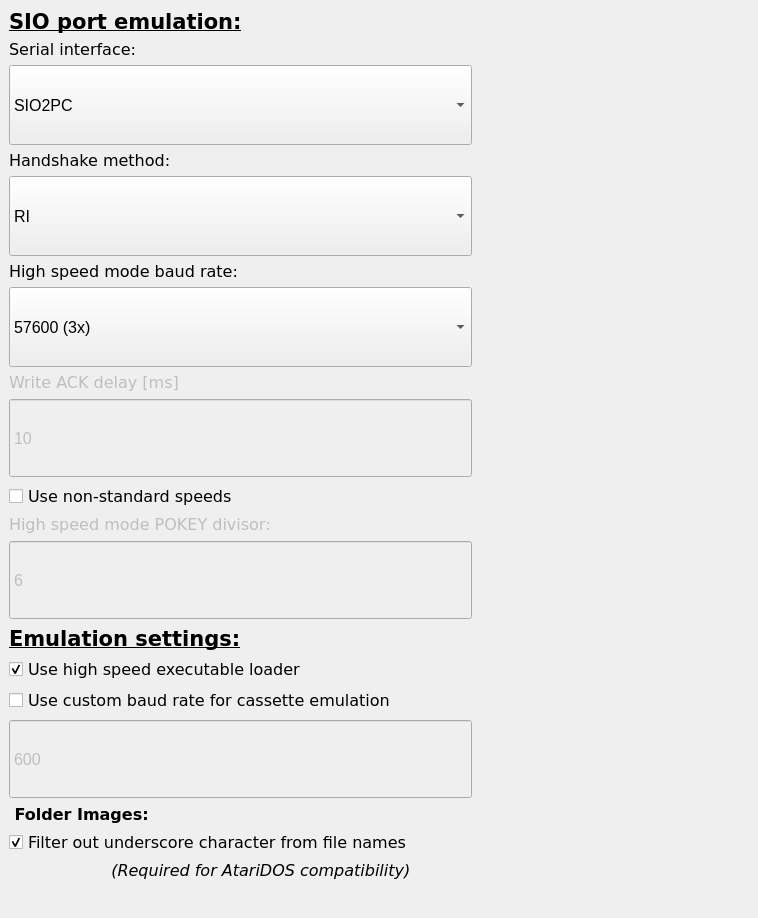
First picture: the form in android/optionsdialog.ui, repository greblus/aspeqt, before the edit.
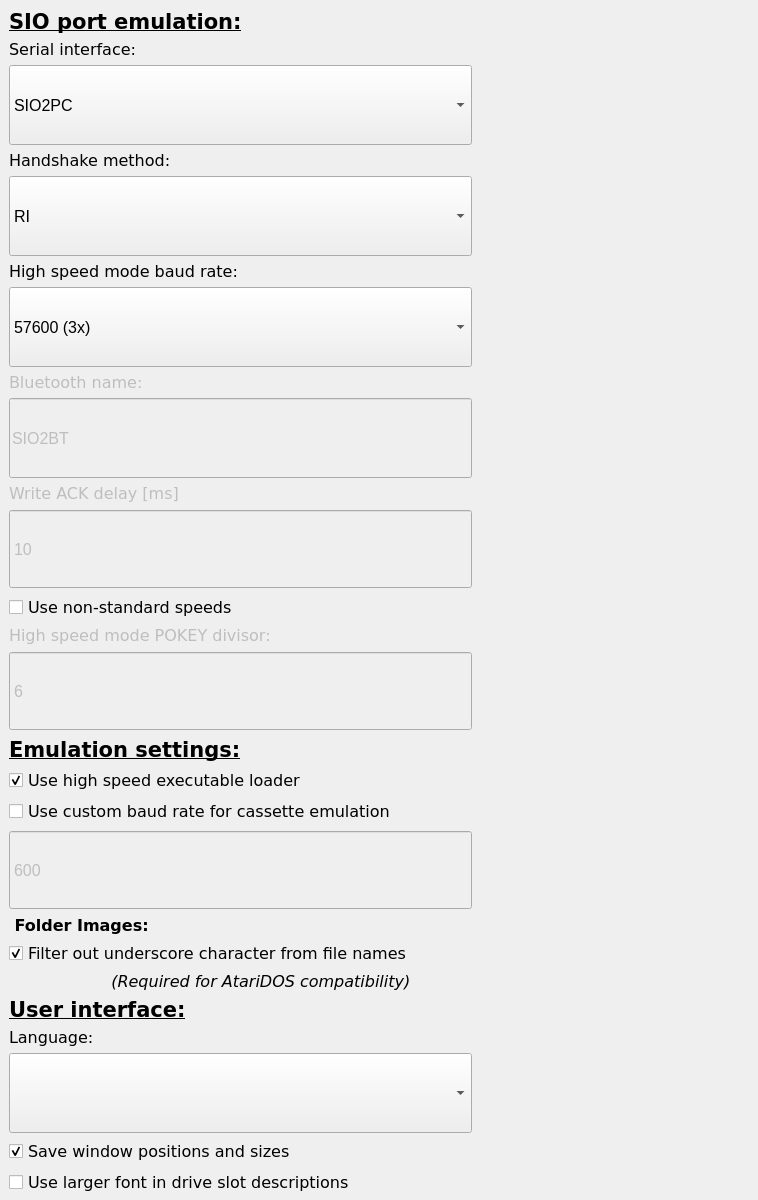
Second picture: the form after the edit.

The edit to the form file:
```diff
--- a/android/optionsdialog.ui
+++ b/android/optionsdialog.ui
@@ -7,7 +7,7 @@
     <x>0</x>
     <y>0</y>
     <width>758</width>
-    <height>918</height>
+    <height>1200</height>
    </rect>
   </property>
   <property name="sizePolicy">
@@ -25,7 +25,7 @@
      <x>0</x>
      <y>0</y>
      <width>481</width>
-     <height>881</height>
+     <height>1200</height>
     </rect>
    </property>
    <property name="sizePolicy">
@@ -102,11 +102,85 @@
       <x>0</x>
       <y>0</y>
       <width>481</width>
-      <height>1113</height>
+      <height>1223</height>
      </rect>
     </property>
     <layout class="QGridLayout" name="gridLayout">
-     <item row="19" column="0">
+     <item row="8" column="0">
+      <widget class="QLineEdit" name="bluetoothNameEdit">
+       <property name="enabled">
+        <bool>false</bool>
+       </property>
+       <property name="minimumSize">
+        <size>
+         <width>0</width>
+         <height>80</height>
+        </size>
+       </property>
+       <property name="font">
+        <font>
+         <family>Arial</family>
+         <pointsize>12</pointsize>
+        </font>
+       </property>
+       <property name="text">
+        <string>SIO2BT</string>
+       </property>
+      </widget>
+     </item>
+     <item row="1" column="0">
+      <widget class="QLabel" name="serialPortInterfaceLabel">
+       <property name="sizePolicy">
+        <sizepolicy hsizetype="Preferred" vsizetype="Fixed">
+         <horstretch>0</horstretch>
+         <verstretch>0</verstretch>
+        </sizepolicy>
+       </property>
+       <property name="font">
+        <font>
+         <family>Verdana</family>
+         <pointsize>12</pointsize>
+        </font>
+       </property>
+       <property name="text">
+        <string>Serial interface:</string>
+       </property>
+      </widget>
+     </item>
+     <item row="11" column="0">
+      <widget class="QCheckBox" name="serialPortUseDivisorsBox">
+       <property name="font">
+        <font>
+         <family>Verdana</family>
+         <pointsize>12</pointsize>
+        </font>
+       </property>
+       <property name="text">
+        <string>Use non-standard speeds</string>
+       </property>
+      </widget>
+     </item>
+     <item row="26" column="0">
+      <widget class="QPushButton" name="pushButton">
+       <property name="sizePolicy">
+        <sizepolicy hsizetype="Expanding" vsizetype="Fixed">
+         <horstretch>0</horstretch>
+         <verstretch>0</verstretch>
+        </sizepolicy>
+       </property>
+       <property name="font">
+        <font>
+         <pointsize>16</pointsize>
+         <weight>75</weight>
+         <bold>true</bold>
+        </font>
+       </property>
+       <property name="text">
+        <string>Save</string>
+       </property>
+      </widget>
+     </item>
+     <item row="20" column="0">
       <widget class="QLabel" name="label_3">
        <property name="minimumSize">
         <size>
@@ -129,27 +203,7 @@
        </property>
       </widget>
      </item>
-     <item row="25" column="0">
-      <widget class="QPushButton" name="pushButton">
-       <property name="sizePolicy">
-        <sizepolicy hsizetype="Expanding" vsizetype="Fixed">
-         <horstretch>0</horstretch>
-         <verstretch>0</verstretch>
-        </sizepolicy>
-       </property>
-       <property name="font">
-        <font>
-         <pointsize>16</pointsize>
-         <weight>75</weight>
-         <bold>true</bold>
-        </font>
-       </property>
-       <property name="text">
-        <string>Save</string>
-       </property>
-      </widget>
-     </item>
-     <item row="16" column="0">
+     <item row="17" column="0">
       <widget class="QSpinBox" name="emulationCustomCasBaudSpin">
        <property name="enabled">
         <bool>false</bool>
@@ -180,7 +234,7 @@
        </property>
       </widget>
      </item>
-     <item row="17" column="0">
+     <item row="18" column="0">
       <widget class="QLabel" name="label_2">
        <property name="minimumSize">
         <size>
@@ -251,93 +305,7 @@
        </property>
       </widget>
      </item>
-     <item row="3" column="0">
-      <widget class="QLabel" name="serialPortHandshakeLabel">
-       <property name="sizePolicy">
-        <sizepolicy hsizetype="Preferred" vsizetype="Fixed">
-         <horstretch>0</horstretch>
-         <verstretch>0</verstretch>
-        </sizepolicy>
-       </property>
-       <property name="font">
-        <font>
-         <family>Verdana</family>
-         <pointsize>12</pointsize>
-        </font>
-       </property>
-       <property name="text">
-        <string>Handshake method:</string>
-       </property>
-      </widget>
-     </item>
-     <item row="27" column="0">
-      <spacer name="verticalSpacer">
-       <property name="orientation">
-        <enum>Qt::Vertical</enum>
-       </property>
-       <property name="sizeHint" stdset="0">
-        <size>
-         <width>20</width>
-         <height>40</height>
-        </size>
-       </property>
-      </spacer>
-     </item>
-     <item row="24" column="0">
-      <widget class="QCheckBox" name="useLargerFont">
-       <property name="enabled">
-        <bool>true</bool>
-       </property>
-       <property name="font">
-        <font>
-         <family>Verdana</family>
-         <pointsize>12</pointsize>
-        </font>
-       </property>
-       <property name="text">
-        <string>Use larger font in drive slot descriptions</string>
-       </property>
-       <property name="checked">
-        <bool>false</bool>
-       </property>
-      </widget>
-     </item>
-     <item row="5" column="0">
-      <widget class="QLabel" name="serialPortBaudLabel">
-       <property name="sizePolicy">
-        <sizepolicy hsizetype="Preferred" vsizetype="Fixed">
-         <horstretch>0</horstretch>
-         <verstretch>0</verstretch>
-        </sizepolicy>
-       </property>
-       <property name="font">
-        <font>
-         <family>Verdana</family>
-         <pointsize>12</pointsize>
-        </font>
-       </property>
-       <property name="text">
-        <string>High speed mode baud rate:</string>
-       </property>
-      </widget>
-     </item>
-     <item row="23" column="0">
-      <widget class="QCheckBox" name="saveWinPosBox">
-       <property name="font">
-        <font>
-         <family>Verdana</family>
-         <pointsize>12</pointsize>
-        </font>
-       </property>
-       <property name="text">
-        <string>Save window positions and sizes</string>
-       </property>
-       <property name="checked">
-        <bool>true</bool>
-       </property>
-      </widget>
-     </item>
-     <item row="21" column="0">
+     <item row="22" column="0">
       <widget class="QLabel" name="i18nLanguageLabel">
        <property name="font">
         <font>
@@ -350,7 +318,7 @@
        </property>
       </widget>
      </item>
-     <item row="22" column="0">
+     <item row="23" column="0">
       <widget class="QComboBox" name="i18nLanguageCombo">
        <property name="minimumSize">
         <size>
@@ -366,7 +334,7 @@
        </property>
       </widget>
      </item>
-     <item row="14" column="0">
+     <item row="15" column="0">
       <widget class="QCheckBox" name="emulationHighSpeedExeLoaderBox">
        <property name="minimumSize">
         <size>
@@ -391,7 +359,7 @@
        </property>
       </widget>
      </item>
-     <item row="18" column="0">
+     <item row="19" column="0">
       <widget class="QCheckBox" name="filterUscore">
        <property name="minimumSize">
         <size>
@@ -420,34 +388,6 @@
       </widget>
      </item>
      <item row="12" column="0">
-      <widget class="QSpinBox" name="serialPortDivisorEdit">
-       <property name="enabled">
-        <bool>false</bool>
-       </property>
-       <property name="minimumSize">
-        <size>
-         <width>0</width>
-         <height>80</height>
-        </size>
-       </property>
-       <property name="font">
-        <font>
-         <family>Arial</family>
-         <pointsize>12</pointsize>
-        </font>
-       </property>
-       <property name="buttonSymbols">
-        <enum>QAbstractSpinBox::NoButtons</enum>
-       </property>
-       <property name="maximum">
-        <number>40</number>
-       </property>
-       <property name="value">
-        <number>6</number>
-       </property>
-      </widget>
-     </item>
-     <item row="11" column="0">
       <widget class="QLabel" name="serialPortDivisorLabel">
        <property name="enabled">
         <bool>false</bool>
@@ -469,7 +409,143 @@
        </property>
       </widget>
      </item>
-     <item row="20" column="0">
+     <item row="13" column="0">
+      <widget class="QSpinBox" name="serialPortDivisorEdit">
+       <property name="enabled">
+        <bool>false</bool>
+       </property>
+       <property name="minimumSize">
+        <size>
+         <width>0</width>
+         <height>80</height>
+        </size>
+       </property>
+       <property name="font">
+        <font>
+         <family>Arial</family>
+         <pointsize>12</pointsize>
+        </font>
+       </property>
+       <property name="buttonSymbols">
+        <enum>QAbstractSpinBox::NoButtons</enum>
+       </property>
+       <property name="maximum">
+        <number>40</number>
+       </property>
+       <property name="value">
+        <number>6</number>
+       </property>
+      </widget>
+     </item>
+     <item row="3" column="0">
+      <widget class="QLabel" name="serialPortHandshakeLabel">
+       <property name="sizePolicy">
+        <sizepolicy hsizetype="Preferred" vsizetype="Fixed">
+         <horstretch>0</horstretch>
+         <verstretch>0</verstretch>
+        </sizepolicy>
+       </property>
+       <property name="font">
+        <font>
+         <family>Verdana</family>
+         <pointsize>12</pointsize>
+        </font>
+       </property>
+       <property name="text">
+        <string>Handshake method:</string>
+       </property>
+      </widget>
+     </item>
+     <item row="28" column="0">
+      <spacer name="verticalSpacer">
+       <property name="orientation">
+        <enum>Qt::Vertical</enum>
+       </property>
+       <property name="sizeHint" stdset="0">
+        <size>
+         <width>20</width>
+         <height>40</height>
+        </size>
+       </property>
+      </spacer>
+     </item>
+     <item row="25" column="0">
+      <widget class="QCheckBox" name="useLargerFont">
+       <property name="enabled">
+        <bool>true</bool>
+       </property>
+       <property name="font">
+        <font>
+         <family>Verdana</family>
+         <pointsize>12</pointsize>
+        </font>
+       </property>
+       <property name="text">
+        <string>Use larger font in drive slot descriptions</string>
+       </property>
+       <property name="checked">
+        <bool>false</bool>
+       </property>
+      </widget>
+     </item>
+     <item row="5" column="0">
+      <widget class="QLabel" name="serialPortBaudLabel">
+       <property name="sizePolicy">
+        <sizepolicy hsizetype="Preferred" vsizetype="Fixed">
+         <horstretch>0</horstretch>
+         <verstretch>0</verstretch>
+        </sizepolicy>
+       </property>
+       <property name="font">
+        <font>
+         <family>Verdana</family>
+         <pointsize>12</pointsize>
+        </font>
+       </property>
+       <property name="text">
+        <string>High speed mode baud rate:</string>
+       </property>
+      </widget>
+     </item>
+     <item row="24" column="0">
+      <widget class="QCheckBox" name="saveWinPosBox">
+       <property name="font">
+        <font>
+         <family>Verdana</family>
+         <pointsize>12</pointsize>
+        </font>
+       </property>
+       <property name="text">
+        <string>Save window positions and sizes</string>
+       </property>
+       <property name="checked">
+        <bool>true</bool>
+       </property>
+      </widget>
+     </item>
+     <item row="9" column="0">
+      <widget class="QLabel" name="writeACKDelayLabel">
+       <property name="enabled">
+        <bool>false</bool>
+       </property>
+       <property name="sizePolicy">
+        <sizepolicy hsizetype="Preferred" vsizetype="Fixed">
+         <horstretch>0</horstretch>
+         <verstretch>0</verstretch>
+        </sizepolicy>
+       </property>
+       <property name="font">
+        <font>
+         <family>Verdana</family>
+         <pointsize>12</pointsize>
+        </font>
+       </property>
+       <property name="text">
+        <string>Write ACK delay [ms]</string>
+       </property>
+      </widget>
+     </item>
+     <item row="21" column="0">
       <widget class="QLabel" name="label_5">
        <property name="font">
         <font>
@@ -484,6 +560,93 @@
        </property>
       </widget>
      </item>
+     <item row="10" column="0">
+      <widget class="QSpinBox" name="writeACKDelayEdit">
+       <property name="enabled">
+        <bool>false</bool>
+       </property>
+       <property name="minimumSize">
+        <size>
+         <width>0</width>
+         <height>80</height>
+        </size>
+       </property>
+       <property name="font">
+        <font>
+         <family>Arial</family>
+         <pointsize>12</pointsize>
+        </font>
+       </property>
+       <property name="frame">
+        <bool>true</bool>
+       </property>
+       <property name="readOnly">
+        <bool>false</bool>
+       </property>
+       <property name="buttonSymbols">
+        <enum>QAbstractSpinBox::NoButtons</enum>
+       </property>
+       <property name="maximum">
+        <number>40</number>
+       </property>
+       <property name="value">
+        <number>10</number>
+       </property>
+      </widget>
+     </item>
+     <item row="14" column="0">
+      <widget class="QLabel" name="label_4">
+       <property name="font">
+        <font>
+         <pointsize>16</pointsize>
+         <weight>75</weight>
+         <bold>true</bold>
+         <underline>true</underline>
+        </font>
+       </property>
+       <property name="text">
+        <string>Emulation settings:</string>
+       </property>
+      </widget>
+     </item>
+     <item row="27" column="0">
+      <spacer name="verticalSpacer_2">
+       <property name="orientation">
+        <enum>Qt::Vertical</enum>
+       </property>
+       <property name="sizeHint" stdset="0">
+        <size>
+         <width>20</width>
+         <height>40</height>
+        </size>
+       </property>
+      </spacer>
+     </item>
+     <item row="16" column="0">
+      <widget class="QCheckBox" name="emulationUseCustomCasBaudBox">
+       <property name="sizePolicy">
+        <sizepolicy hsizetype="Minimum" vsizetype="Fixed">
+         <horstretch>0</horstretch>
+         <verstretch>0</verstretch>
+        </sizepolicy>
+       </property>
+       <property name="minimumSize">
+        <size>
+         <width>300</width>
+         <height>0</height>
+        </size>
+       </property>
+       <property name="font">
+        <font>
+         <family>Verdana</family>
+         <pointsize>12</pointsize>
+        </font>
+       </property>
+       <property name="text">
+        <string>Use custom baud rate for cassette emulation</string>
+       </property>
+      </widget>
+     </item>
      <item row="6" column="0">
       <widget class="QComboBox" name="serialPortBaudCombo">
        <property name="minimumSize">
@@ -518,59 +681,6 @@
        </item>
       </widget>
      </item>
-     <item row="15" column="0">
-      <widget class="QCheckBox" name="emulationUseCustomCasBaudBox">
-       <property name="sizePolicy">
-        <sizepolicy hsizetype="Minimum" vsizetype="Fixed">
-         <horstretch>0</horstretch>
-         <verstretch>0</verstretch>
-        </sizepolicy>
-       </property>
-       <property name="minimumSize">
-        <size>
-         <width>300</width>
-         <height>0</height>
-        </size>
-       </property>
-       <property name="font">
-        <font>
-         <family>Verdana</family>
-         <pointsize>12</pointsize>
-        </font>
-       </property>
-       <property name="text">
-        <string>Use custom baud rate for cassette emulation</string>
-       </property>
-      </widget>
-     </item>
-     <item row="13" column="0">
-      <widget class="QLabel" name="label_4">
-       <property name="font">
-        <font>
-         <pointsize>16</pointsize>
-         <weight>75</weight>
-         <bold>true</bold>
-         <underline>true</underline>
-        </font>
-       </property>
-       <property name="text">
-        <string>Emulation settings:</string>
-       </property>
-      </widget>
-     </item>
-     <item row="26" column="0">
-      <spacer name="verticalSpacer_2">
-       <property name="orientation">
-        <enum>Qt::Vertical</enum>
-       </property>
-       <property name="sizeHint" stdset="0">
-        <size>
-         <width>20</width>
-         <height>40</height>
-        </size>
-       </property>
-      </spacer>
-     </item>
      <item row="2" column="0">
       <widget class="QComboBox" name="serialPortInterfaceCombo">
        <property name="minimumSize">
@@ -597,45 +707,11 @@
        </item>
       </widget>
      </item>
-     <item row="9" column="0">
-      <widget class="QSpinBox" name="writeACKDelayEdit">
+     <item row="7" column="0">
+      <widget class="QLabel" name="bluetoothNameLabel">
        <property name="enabled">
         <bool>false</bool>
        </property>
-       <property name="minimumSize">
-        <size>
-         <width>0</width>
-         <height>80</height>
-        </size>
-       </property>
-       <property name="font">
-        <font>
-         <family>Arial</family>
-         <pointsize>12</pointsize>
-        </font>
-       </property>
-       <property name="frame">
-        <bool>true</bool>
-       </property>
-       <property name="readOnly">
-        <bool>false</bool>
-       </property>
-       <property name="buttonSymbols">
-        <enum>QAbstractSpinBox::NoButtons</enum>
-       </property>
-       <property name="maximum">
-        <number>40</number>
-       </property>
-       <property name="value">
-        <number>10</number>
-       </property>
-      </widget>
-     </item>
-     <item row="8" column="0">
-      <widget class="QLabel" name="writeACKDelayLabel">
-       <property name="enabled">
-        <bool>false</bool>
-       </property>
        <property name="sizePolicy">
         <sizepolicy hsizetype="Preferred" vsizetype="Fixed">
          <horstretch>0</horstretch>
@@ -649,39 +725,7 @@
         </font>
        </property>
        <property name="text">
-        <string>Write ACK delay [ms]</string>
-       </property>
-      </widget>
-     </item>
-     <item row="1" column="0">
-      <widget class="QLabel" name="serialPortInterfaceLabel">
-       <property name="sizePolicy">
-        <sizepolicy hsizetype="Preferred" vsizetype="Fixed">
-         <horstretch>0</horstretch>
-         <verstretch>0</verstretch>
-        </sizepolicy>
-       </property>
-       <property name="font">
-        <font>
-         <family>Verdana</family>
-         <pointsize>12</pointsize>
-        </font>
-       </property>
-       <property name="text">
-        <string>Serial interface:</string>
-       </property>
-      </widget>
-     </item>
-     <item row="10" column="0">
-      <widget class="QCheckBox" name="serialPortUseDivisorsBox">
-       <property name="font">
-        <font>
-         <family>Verdana</family>
-         <pointsize>12</pointsize>
-        </font>
-       </property>
-       <property name="text">
-        <string>Use non-standard speeds</string>
+        <string>Bluetooth name:</string>
        </property>
       </widget>
      </item>
```
